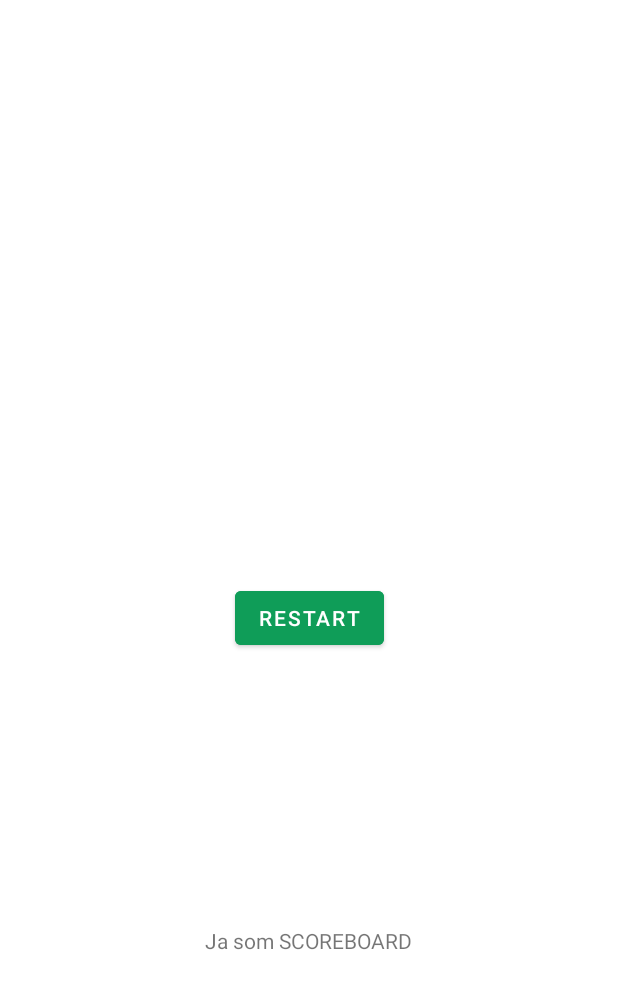
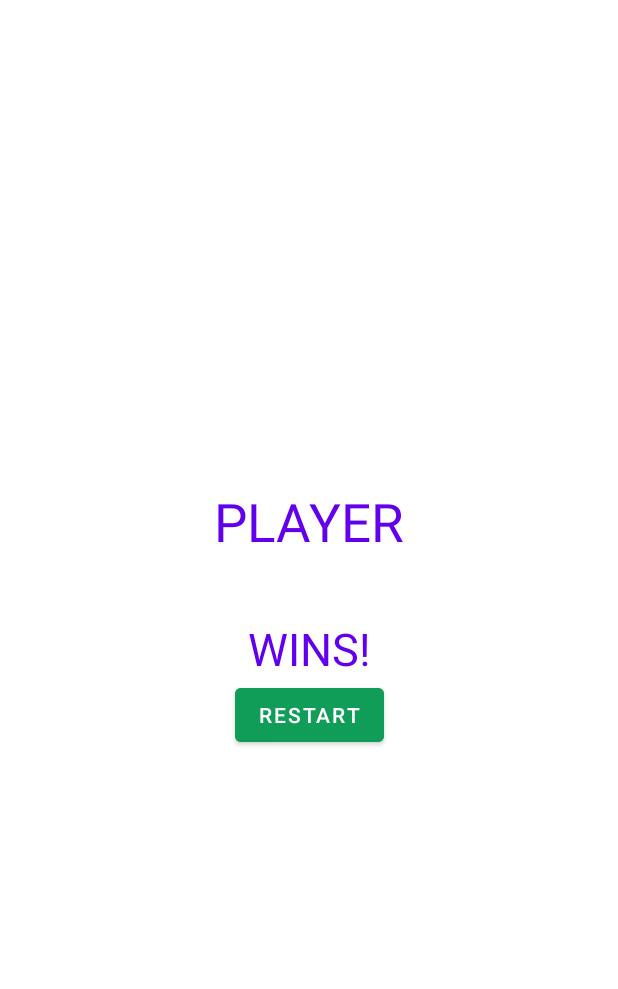
Before and after one commit to FrankMejzlik/battleship-android, an Android app: the ScoreboardFragment screen opened through its navigation route, on a phone screen of 412 x 824 dp. Shown: the top 989 px of the screen. Run offline under Robolectric (Android 15) with nearby library versions, the phone set to English and light mode, and no system bars.

Commit message:
Implement scoreboard fragment. Reset boards in new round.

```diff
--- a/app/src/main/java/com/example/battleship/config/Constants.kt
+++ b/app/src/main/java/com/example/battleship/config/Constants.kt
@@ -3,6 +3,7 @@ package com.example.battleship.config
 object Constants {
 
     const val ERR_MISSING_NAMES = "Missing names."
+    const val ERR_MISSING_SHOOT_CELL = "No cell chosen."
 
     // Name of the file where names of players are stored.
     const val fileNames = "playersNames"
--- a/app/src/main/java/com/example/battleship/fragments/ScoreboardFragment.kt
+++ b/app/src/main/java/com/example/battleship/fragments/ScoreboardFragment.kt
@@ -5,29 +5,44 @@ import android.view.LayoutInflater
 import android.view.View
 import android.view.ViewGroup
 import androidx.fragment.app.Fragment
+import androidx.lifecycle.Observer
 import androidx.lifecycle.ViewModelProvider
 import androidx.navigation.findNavController
 import com.example.battleship.MainActivity
 import com.example.battleship.R
 import com.example.battleship.viewModels.GameViewModel
 import kotlinx.android.synthetic.main.fragment_main.*
+import kotlinx.android.synthetic.main.fragment_middle_screen.*
 import kotlinx.android.synthetic.main.fragment_scoreboard.*
 
 class ScoreboardFragment : Fragment() {
+    private lateinit var viewModel: GameViewModel
+
     override fun onCreateView(
         inflater: LayoutInflater,
         container: ViewGroup?,
         savedInstanceState: Bundle?
     ): View? {
+        viewModel = (activity as? MainActivity)?.getViewModel() ?: ViewModelProvider(this).get(
+            GameViewModel::class.java
+        )
+
+        viewModel.game.getCurrPlayer().getName().observe(viewLifecycleOwner, Observer {
+            updatePlayerName(it)
+        })
+
         return inflater.inflate(R.layout.fragment_scoreboard, container, false)
+    }
+
+
+    private fun updatePlayerName(
+        name: String
+    ) {
+        txt_scoreboard_player_name.text = name
     }
 
     override fun onViewCreated(view: View, savedInstanceState: Bundle?) {
         btn_restart.setOnClickListener {
-            val viewModel =
-                (activity as? MainActivity)?.getViewModel() ?: ViewModelProvider(this).get(
-                    GameViewModel::class.java
-                )
             val nextFrag = viewModel.game.step()
             it.findNavController().navigate(nextFrag)
         }
--- a/app/src/main/res/layout/fragment_scoreboard.xml
+++ b/app/src/main/res/layout/fragment_scoreboard.xml
@@ -7,16 +7,41 @@
     tools:context=".fragments.ScoreboardFragment">
 
     <TextView
-        android:id="@+id/textView"
+        android:id="@+id/txt_player_wins"
         android:layout_width="wrap_content"
         android:layout_height="wrap_content"
-        android:text="Ja som SCOREBOARD"
-        app:layout_constraintBottom_toBottomOf="parent"
+        android:text="PLAYER"
+        android:textSize="35sp"
+        android:textColor="@color/secondary"
+        android:textAlignment="center"
+        app:layout_constraintBottom_toTopOf="@id/txt_scoreboard_player_name"
+        app:layout_constraintLeft_toLeftOf="parent"
+        app:layout_constraintRight_toRightOf="parent"
+        app:layout_constraintTop_toTopOf="parent"
+        app:layout_constraintVertical_chainStyle="packed"/>
+
+    <TextView
+        android:id="@+id/txt_scoreboard_player_name"
+        android:layout_width="wrap_content"
+        android:layout_height="wrap_content"
+        android:textSize="30sp"
+        app:layout_constraintBottom_toTopOf="@id/txt_wins"
         app:layout_constraintEnd_toEndOf="parent"
-        app:layout_constraintHorizontal_bias="0.498"
         app:layout_constraintStart_toStartOf="parent"
-        app:layout_constraintTop_toTopOf="parent"
-        app:layout_constraintVertical_bias="0.767" />
+        app:layout_constraintTop_toBottomOf="@+id/txt_player_wins" />
+
+    <TextView
+        android:id="@+id/txt_wins"
+        android:layout_width="wrap_content"
+        android:layout_height="wrap_content"
+        android:text="WINS!"
+        android:textColor="@color/secondary"
+        android:textSize="30sp"
+        app:layout_constraintTop_toBottomOf="@+id/txt_scoreboard_player_name"
+        app:layout_constraintBottom_toTopOf="@id/btn_restart"
+        app:layout_constraintLeft_toLeftOf="parent"
+        app:layout_constraintRight_toRightOf="parent"
+        app:layout_constraintVertical_chainStyle="packed" />
 
     <Button
         android:id="@+id/btn_restart"
@@ -28,6 +53,5 @@
         app:layout_constraintEnd_toEndOf="parent"
 
         app:layout_constraintStart_toStartOf="parent"
-        app:layout_constraintTop_toTopOf="parent"
-         />
+        app:layout_constraintTop_toBottomOf="@id/txt_wins" />
 </androidx.constraintlayout.widget.ConstraintLayout>
```
Also changed, not shown: app/src/main/java/com/example/battleship/Board.kt (+11 -0 lines), app/src/main/java/com/example/battleship/fragments/SetPlayersFragment.kt (+7 -0 lines), app/src/main/java/com/example/battleship/fragments/ShootFragment.kt (+12 -28 lines), app/src/main/res/layout/fragment_middle_screen.xml (+3 -4 lines).
